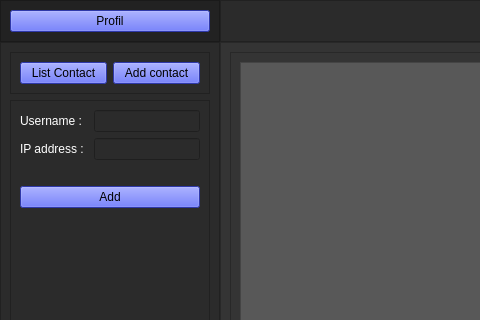
Qt form home.ui (PierreKzh/Hermes) before a commit; both pictures show x 0 to 480 and y 0 to 320 of the 1273 by 793 pixel window.
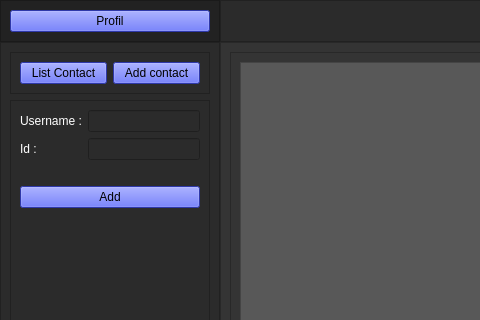
The same form after that commit.

Commit message: ajout design

What changed in the file:
```diff
--- a/home.ui
+++ b/home.ui
@@ -289,16 +289,6 @@
                    </property>
                   </widget>
                  </item>
-                 <item row="2" column="0">
-                  <widget class="QLabel" name="label_IPaddress">
-                   <property name="styleSheet">
-                    <string notr="true">color: rgb(255, 255, 255);</string>
-                   </property>
-                   <property name="text">
-                    <string>IP address : </string>
-                   </property>
-                  </widget>
-                 </item>
                  <item row="2" column="1">
                   <widget class="QLineEdit" name="lineEdit_IPaddress">
                    <property name="styleSheet">
@@ -326,6 +316,16 @@
                    </property>
                   </widget>
                  </item>
+                 <item row="2" column="0">
+                  <widget class="QLabel" name="label_IdContact">
+                   <property name="styleSheet">
+                    <string notr="true">color: rgb(255, 255, 255);</string>
+                   </property>
+                   <property name="text">
+                    <string>Id : </string>
+                   </property>
+                  </widget>
+                 </item>
                 </layout>
                </widget>
               </widget>
```
Left out of the diff: 4 changed lines with no effect on the pictures. The commit also changes 1 other file.
